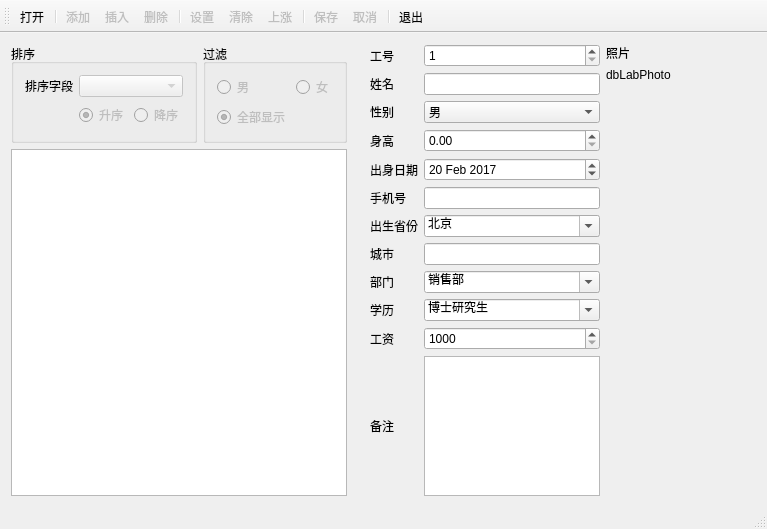
Old version of the form Employee/Employee.ui in the repository Z-eddy/DataBase.
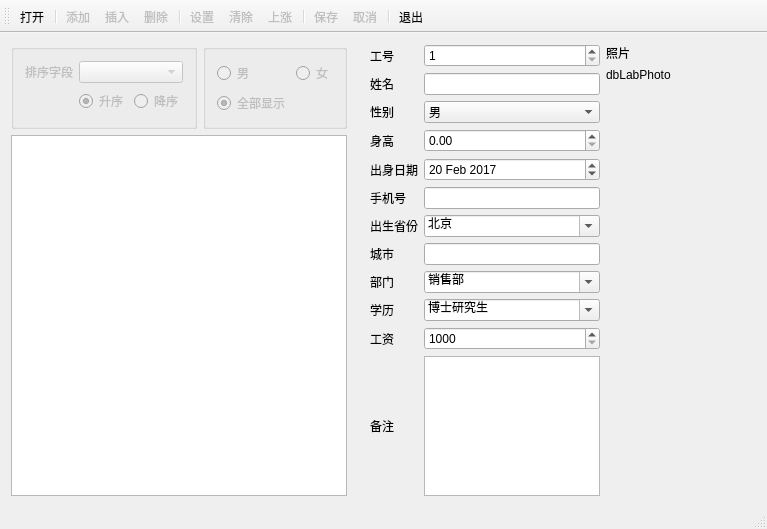
New version of the form. Icons and pictures are not drawn.

Commit message: SQLite QSqlTableModel Employee complete

```diff
--- a/Employee/Employee.ui
+++ b/Employee/Employee.ui
@@ -43,9 +43,9 @@
         <item>
          <layout class="QHBoxLayout" name="horizontalLayout_3">
           <item>
-           <widget class="QGroupBox" name="groupBox_3">
-            <property name="title">
-             <string>排序</string>
+           <widget class="QGroupBox" name="gBoxSort">
+            <property name="enabled">
+             <bool>false</bool>
             </property>
             <layout class="QGridLayout" name="gridLayout_4">
              <item row="0" column="0">
@@ -57,9 +57,6 @@
              </item>
              <item row="0" column="1" colspan="2">
               <widget class="QComboBox" name="comboField">
-               <property name="enabled">
-                <bool>false</bool>
-               </property>
               </widget>
              </item>
              <item row="1" column="0">
@@ -77,9 +74,6 @@
              </item>
              <item row="1" column="1">
               <widget class="QRadioButton" name="rBtnAscend">
-               <property name="enabled">
-                <bool>false</bool>
-               </property>
                <property name="text">
                 <string>升序</string>
                </property>
@@ -90,9 +84,6 @@
              </item>
              <item row="1" column="2">
               <widget class="QRadioButton" name="rBtnDescend">
-               <property name="enabled">
-                <bool>false</bool>
-               </property>
                <property name="text">
                 <string>降序</string>
                </property>
@@ -102,16 +93,13 @@
            </widget>
           </item>
           <item>
-           <widget class="QGroupBox" name="groupBox_4">
-            <property name="title">
-             <string>过滤</string>
+           <widget class="QGroupBox" name="gBoxFilter">
+            <property name="enabled">
+             <bool>false</bool>
             </property>
             <layout class="QGridLayout" name="gridLayout_5">
              <item row="0" column="0">
               <widget class="QRadioButton" name="rBtnMan">
-               <property name="enabled">
-                <bool>false</bool>
-               </property>
                <property name="text">
                 <string>男</string>
                </property>
@@ -119,9 +107,6 @@
              </item>
              <item row="0" column="1">
               <widget class="QRadioButton" name="rBtnWoman">
-               <property name="enabled">
-                <bool>false</bool>
-               </property>
                <property name="text">
                 <string>女</string>
                </property>
@@ -129,9 +114,6 @@
              </item>
              <item row="1" column="0">
               <widget class="QRadioButton" name="rBtnBoth">
-               <property name="enabled">
-                <bool>false</bool>
-               </property>
                <property name="text">
                 <string>全部显示</string>
                </property>
```
Left out of the diff: 4 changed lines with no effect on the pictures. The commit also changes 3 other files.
